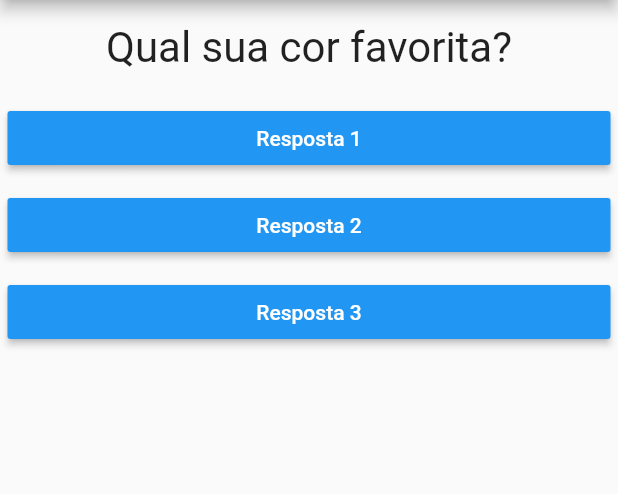
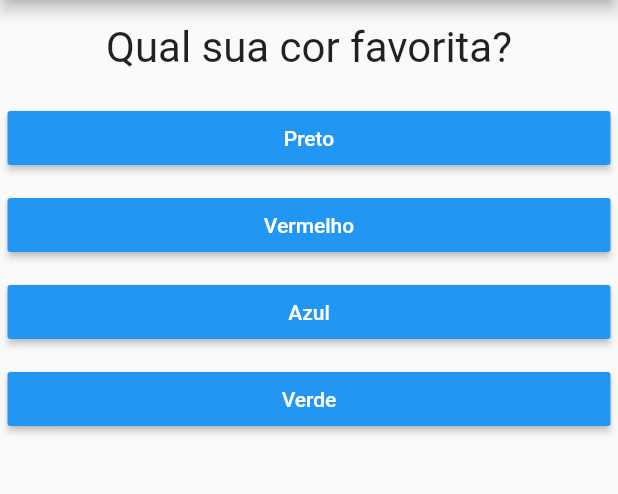
Before and after one commit to davihoffmann/projeto_perguntas, a Flutter app: the screen it shows after launch, on a phone screen of 412 x 824 dp, the part 84-578 px from its top. Run offline on Flutter 3.47's test engine with Material 2 defaults, Android fonts, the phone set to English and light mode, and no system bars.

Commit message:
Finalizado projeto de perguntas e respostas

```diff
--- a/lib/main.dart
+++ b/lib/main.dart
@@ -1,47 +1,84 @@
 import 'package:flutter/material.dart';
-import './questao.dart';
-import './resposta.dart';
+import './resultado.dart';
+import './questionario.dart';
 
 main() => runApp(PerguntaApp());
 
 class _PerguntaAppState extends State<PerguntaApp> {
   var _perguntaSelecionada = 0;
+  var _pontuacaoTotal = 0;
 
-  void _responder() {
+  final List<Map<String, Object>> _perguntas = const [
+    {
+      'texto': 'Qual sua cor favorita?',
+      'respostas': [
+        {'texto': 'Preto', 'pontuacao': 10},
+        {'texto': 'Vermelho', 'pontuacao': 5},
+        {'texto': 'Azul', 'pontuacao': 3},
+        {'texto': 'Verde', 'pontuacao': 1},
+      ],
+    },
+    {
+      'texto': 'Qual seu animal favorito?',
+      'respostas': [
+        {'texto': 'Coelho', 'pontuacao': 10},
+        {'texto': 'Cobra', 'pontuacao': 7},
+        {'texto': 'Leao', 'pontuacao': 6},
+        {'texto': 'Elefante', 'pontuacao': 8}
+      ],
+    },
+    {
+      'texto': 'Qual sua linguagem de programacao favorita?',
+      'respostas': [
+        {'texto': 'Java', 'pontuacao': 10},
+        {'texto': 'C#', 'pontuacao': 4},
+        {'texto': 'Dart', 'pontuacao': 10},
+        {'texto': 'JavaScript', 'pontuacao': 8},
+      ],
+    }
+  ];
+
+  void _responder(int pontuacao) {
+    if (temPerguntaSelecionada) {
+      setState(() {
+        _perguntaSelecionada++;
+        _pontuacaoTotal += pontuacao;
+      });
+    }
+  }
+
+  void _reiniciarQuestionario() {
     setState(() {
-      _perguntaSelecionada++;
+      _perguntaSelecionada = 0;
+      _pontuacaoTotal = 0;
     });
+  }
+
+  bool get temPerguntaSelecionada {
+    return _perguntaSelecionada < _perguntas.length;
   }
 
   @override
   Widget build(BuildContext context) {
-    final perguntas = [
-      'Qual sua cor favorita?',
-      'Qual seu animal favorito?'
-    ];
-
     return MaterialApp(
-      home: Scaffold( //Estrutura
+      home: Scaffold(
+        //Estrutura
         appBar: AppBar(
           title: Text('Perguntas'),
         ),
-        body: Column(
-          children: <Widget>[
-            Questao(perguntas[_perguntaSelecionada]),
-            Resposta('Resposta 1', _responder),
-            Resposta('Resposta 2', _responder),
-            Resposta('Resposta 3', _responder)
-          ],
-        ),
+        body: temPerguntaSelecionada
+            ? Questionario(
+                perguntas: _perguntas,
+                perguntaSelecionada: _perguntaSelecionada,
+                responder: _responder)
+            : Resultado(_pontuacaoTotal, _reiniciarQuestionario),
       ),
     );
   }
 }
 
 class PerguntaApp extends StatefulWidget {
-
   _PerguntaAppState createState() {
     return _PerguntaAppState();
   }
-
 }
--- /dev/null
+++ b/lib/questionario.dart
@@ -0,0 +1,36 @@
+import 'package:flutter/material.dart';
+import 'package:projeto_perguntas/questao.dart';
+import 'package:projeto_perguntas/resposta.dart';
+
+class Questionario extends StatelessWidget {
+  final int perguntaSelecionada;
+  final List<Map<String, Object>> perguntas;
+  final void Function(int) responder;
+
+  Questionario({
+    @required this.perguntaSelecionada,
+    @required this.perguntas,
+    @required this.responder
+  });
+
+  bool get temPerguntaSelecionada {
+    return perguntaSelecionada < perguntas.length;
+  }
+
+  @override
+  Widget build(BuildContext context) {
+    List<Map<String, Object>> respostas = temPerguntaSelecionada ? perguntas[perguntaSelecionada]['respostas'] : null;
+
+    return Column(
+      children: <Widget>[
+        Questao(perguntas[perguntaSelecionada]['texto']),
+        ...respostas.map((resp) {
+          return Resposta(
+            resp['texto'],
+            () => responder(resp['pontuacao'])
+          );
+        }).toList(),
+      ],
+    );
+  }
+}
--- a/pubspec.yaml
+++ b/pubspec.yaml
@@ -14,7 +14,7 @@ description: A new Flutter project.
 version: 1.0.0+1
 
 environment:
-  sdk: ">=2.1.0 <3.0.0"
+  sdk: ">=2.3.0 <3.0.0"
 
 dependencies:
   flutter:
```
Also changed, not shown: lib/resultado.dart (added, +43 -0 lines).
